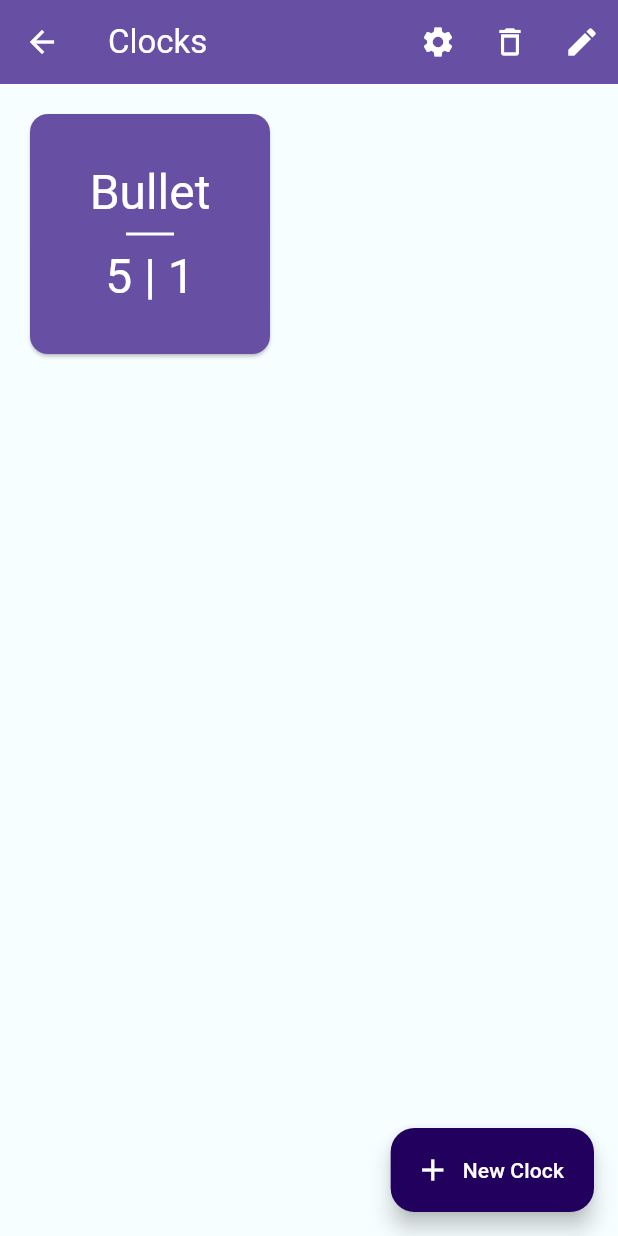
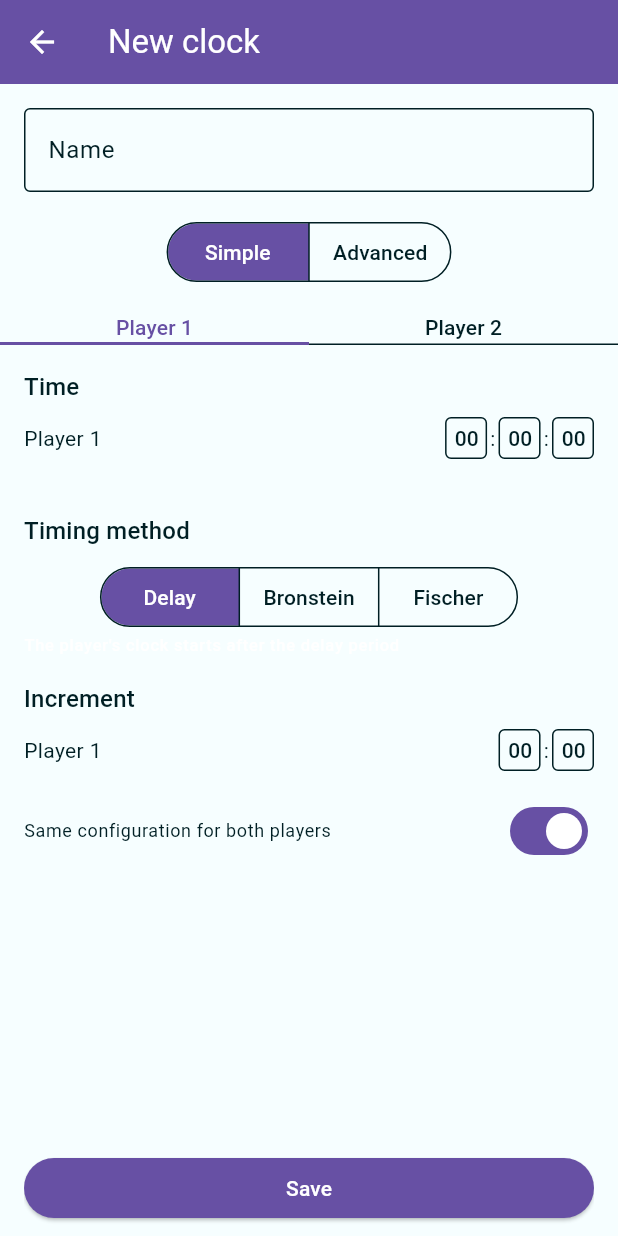
Before and after one commit to caiooct/Custom-Chess-Clock, a Flutter app: the ClockScreen screen opened directly, after a tap on "New Clock", on a phone screen of 412 x 824 dp. Run offline on Flutter 3.47's test engine with Material 2 defaults, Android fonts, the phone set to English and light mode, and no system bars; missing offline and left inert: fullscreen.

Commit message:
Add create new custom clock screen
- create tab for simple custom clock
- add navigation from clockScreen to newClockScreen
- add timer input widget

```diff
--- a/lib/screens/clock_screen.dart
+++ b/lib/screens/clock_screen.dart
@@ -1,4 +1,6 @@
 import 'package:flutter/material.dart';
+
+import 'new_clock/new_clock_screen.dart';
 
 class ClockScreen extends StatelessWidget {
   const ClockScreen({Key? key}) : super(key: key);
@@ -43,7 +45,11 @@ class ClockScreen extends StatelessWidget {
       floatingActionButton: FloatingActionButton.extended(
         backgroundColor: colorScheme.primaryContainer,
         label: const Text("New Clock"),
-        onPressed: () {},
+        onPressed: () {
+          Navigator.of(context).push(
+            MaterialPageRoute(builder: (_) => const NewClockScreen()),
+          );
+        },
         tooltip: 'New Clock',
         icon: const Icon(Icons.add),
       ),
--- /dev/null
+++ b/lib/screens/new_clock/new_clock_screen.dart
@@ -0,0 +1,235 @@
+import 'package:flutter/material.dart';
+import 'package:flutter/services.dart';
+
+part './widgets/_timer_input_widget.dart';
+
+class NewClockScreen extends StatefulWidget {
+  const NewClockScreen({Key? key}) : super(key: key);
+
+  @override
+  State<NewClockScreen> createState() => _NewClockScreenState();
+}
+
+class _NewClockScreenState extends State<NewClockScreen>
+    with TickerProviderStateMixin {
+  late TabController tabController;
+
+  @override
+  void initState() {
+    super.initState();
+    tabController = TabController(length: 2, vsync: this);
+  }
+
+  String selection = "1";
+  String selectionTMethod = "1";
+
+  @override
+  Widget build(BuildContext context) {
+    final colorScheme = Theme.of(context).colorScheme;
+    final textTheme = Theme.of(context).textTheme;
+    return Scaffold(
+      resizeToAvoidBottomInset: false,
+      appBar: AppBar(
+        automaticallyImplyLeading: true,
+        leading: BackButton(color: colorScheme.onPrimary),
+        title: Text(
+          "New clock",
+          style: textTheme.titleLarge?.copyWith(color: colorScheme.onPrimary),
+        ),
+        backgroundColor: colorScheme.primary,
+      ),
+      body: Column(
+        children: [
+          const Padding(
+            padding: EdgeInsets.fromLTRB(16, 16, 16, 0),
+            child: TextField(
+              decoration: InputDecoration(
+                label: Text("Name"),
+                border: OutlineInputBorder(),
+              ),
+            ),
+          ),
+          const SizedBox(height: 16),
+          SegmentedButton<String>(
+            segments: const [
+              ButtonSegment(value: "1", label: Text("Simple")),
+              ButtonSegment(value: "2", label: Text("Advanced"))
+            ],
+            selected: {selection},
+            onSelectionChanged: (newSelection) {
+              setState(() {
+                selection = newSelection.first;
+              });
+            },
+            showSelectedIcon: false,
+            style: ButtonStyle(
+              padding: MaterialStateProperty.all<EdgeInsetsGeometry>(
+                const EdgeInsets.symmetric(vertical: 8, horizontal: 16),
+              ),
+              backgroundColor: MaterialStateColor.resolveWith(
+                (states) => states.contains(MaterialState.selected)
+                    ? colorScheme.primary
+                    : colorScheme.background,
+              ),
+            ),
+          ),
+          const SizedBox(height: 16),
+          TabBar(
+            indicatorSize: TabBarIndicatorSize.tab,
+            controller: tabController,
+            tabs: const [
+              Text("Player 1"),
+              Text("Player 2"),
+            ],
+          ),
+          const SizedBox(height: 16),
+          Expanded(
+            child: Padding(
+              padding: const EdgeInsets.symmetric(horizontal: 16.0),
+              child: TabBarView(
+                controller: tabController,
+                children: const [
+                  _PlayerConfigurationView(),
+                  _PlayerConfigurationView(),
+                ],
+              ),
+            ),
+          ),
+        ],
+      ),
+    );
+  }
+}
+
+class _PlayerConfigurationView extends StatefulWidget {
+  const _PlayerConfigurationView({Key? key}) : super(key: key);
+
+  @override
+  State<_PlayerConfigurationView> createState() =>
+      _PlayerConfigurationViewState();
+}
+
+class _PlayerConfigurationViewState extends State<_PlayerConfigurationView> {
+  String selectionTMethod = "1";
+
+  @override
+  Widget build(BuildContext context) {
+    final colorScheme = Theme.of(context).colorScheme;
+    final textTheme = Theme.of(context).textTheme;
+    return Column(
+      crossAxisAlignment: CrossAxisAlignment.start,
+      children: [
+        Text("Time", style: textTheme.titleMedium),
+        const SizedBox(height: 8),
+        Row(
+          children: [
+            const Text("Player 1"),
+            const Spacer(),
+            Row(
+              children: const [
+                _TimerInputWidget(),
+                Padding(
+                  padding: EdgeInsets.symmetric(horizontal: 2.0),
+                  child: Text(":"),
+                ),
+                _TimerInputWidget(),
+                Padding(
+                  padding: EdgeInsets.symmetric(horizontal: 2.0),
+                  child: Text(":"),
+                ),
+                _TimerInputWidget(),
+              ],
+            ),
+          ],
+        ),
+        const SizedBox(height: 36),
+        Text("Timing method", style: textTheme.titleMedium),
+        const SizedBox(height: 8),
+        Center(
+          child: SegmentedButton<String>(
+            segments: const [
+              ButtonSegment(value: "1", label: Text("Delay")),
+              ButtonSegment(value: "2", label: Text("Bronstein")),
+              ButtonSegment(value: "3", label: Text("Fischer")),
+            ],
+            selected: {selectionTMethod},
+            onSelectionChanged: (newSelection) {
+              setState(() {
+                selectionTMethod = newSelection.first;
+              });
+            },
+            showSelectedIcon: false,
+            style: ButtonStyle(
+              padding: MaterialStateProperty.all<EdgeInsetsGeometry>(
+                const EdgeInsets.symmetric(
+                  vertical: 8,
+                  horizontal: 16,
+                ),
+              ),
+              backgroundColor: MaterialStateColor.resolveWith(
+                (states) => states.contains(MaterialState.selected)
+                    ? colorScheme.primary
+                    : colorScheme.background,
+              ),
+            ),
+          ),
+        ),
+        Text(
+          "The player's clock starts after the delay period",
+          style: textTheme.labelSmall?.copyWith(
+            color: colorScheme.onPrimary,
+          ),
+        ),
+        const SizedBox(height: 16),
+        Text("Increment", style: textTheme.titleMedium),
+        const SizedBox(height: 8),
+        Row(
+          children: [
+            const Text("Player 1"),
+            const Spacer(),
+            Row(
+              children: const [
+                _TimerInputWidget(),
+                Padding(
+                  padding: EdgeInsets.symmetric(horizontal: 2.0),
+                  child: Text(":"),
+                ),
+                _TimerInputWidget(),
+              ],
+            ),
+          ],
+        ),
+        const SizedBox(height: 16),
+        Row(
+          children: [
+            Text(
+              "Same configuration for both players",
+              style: textTheme.bodySmall,
+            ),
+            const Spacer(),
+            Switch(value: true, onChanged: (_) {}),
+          ],
+        ),
+        const Spacer(),
+        SizedBox(
+          width: double.infinity,
+          child: Padding(
+            padding: const EdgeInsets.only(bottom: 8.0),
+            child: ElevatedButton(
+              style: ElevatedButton.styleFrom(
+                backgroundColor: colorScheme.primary,
+              ),
+              onPressed: () {},
+              child: Text(
+                "Save",
+                style: textTheme.labelLarge?.copyWith(
+                  color: colorScheme.onPrimary,
+                ),
+              ),
+            ),
+          ),
+        ),
+      ],
+    );
+  }
+}
--- /dev/null
+++ b/lib/screens/new_clock/widgets/_timer_input_widget.dart
@@ -0,0 +1,27 @@
+part of '../new_clock_screen.dart';
+
+class _TimerInputWidget extends StatelessWidget {
+  const _TimerInputWidget({Key? key}) : super(key: key);
+
+  @override
+  Widget build(BuildContext context) {
+    final textTheme = Theme.of(context).textTheme.labelLarge;
+    return SizedBox(
+      width: (2 * (textTheme?.fontSize ?? 16)),
+      child: TextField(
+        maxLength: 2,
+        keyboardType: TextInputType.number,
+        inputFormatters: [FilteringTextInputFormatter.digitsOnly],
+        textAlign: TextAlign.center,
+        style: textTheme,
+        decoration: const InputDecoration(
+          contentPadding: EdgeInsets.only(top: 4, bottom: 4, left: 1),
+          isDense: true,
+          hintText: "00",
+          counterText: '',
+          border: OutlineInputBorder(),
+        ),
+      ),
+    );
+  }
+}
```
